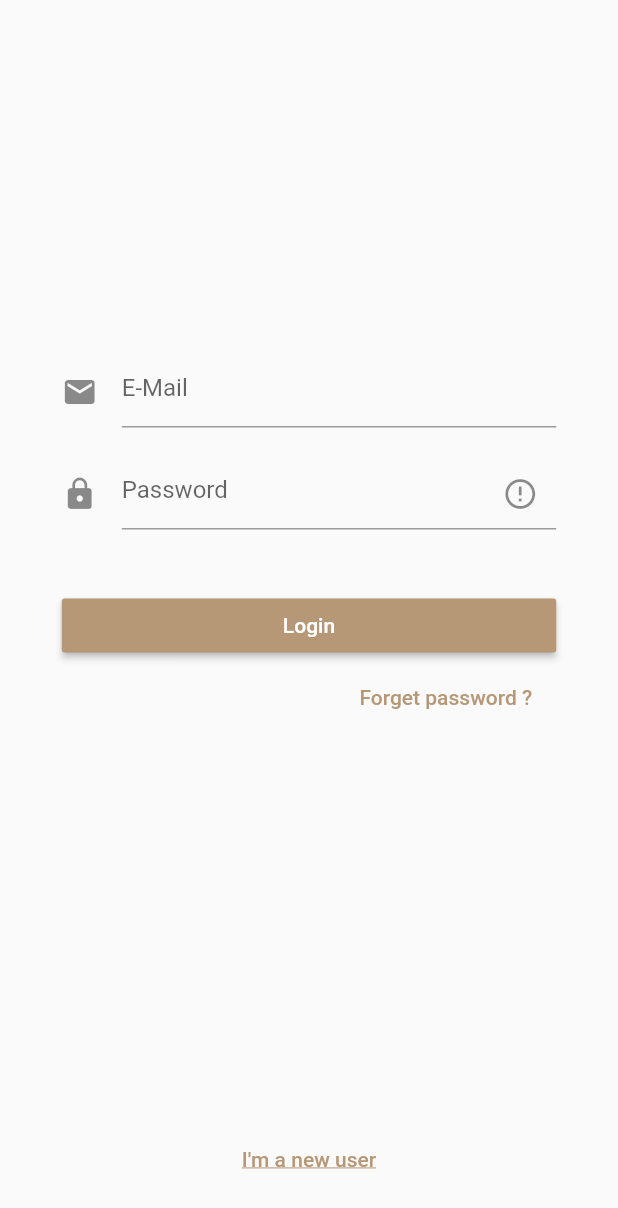
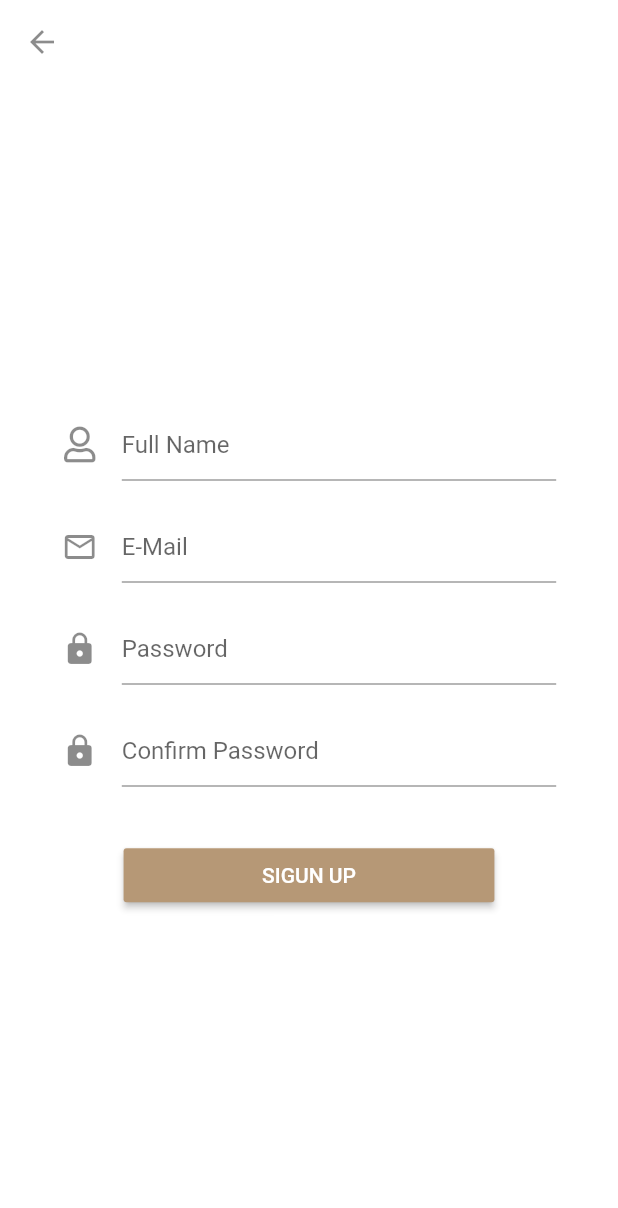
Before and after one commit to BisoDevil/eggate_user, a Flutter app: the LoginScreen screen opened directly, after a tap on "I'm a new user", on a phone screen of 412 x 824 dp. Shown: the top 1208 px of the screen. Run offline on Flutter 3.47's test engine with Material 2 defaults, Android fonts, the phone set to English and light mode, and no system bars; our stand-ins replace carousel_slider, flutter_widget_from_html_core, font_awesome_flutter, intro_slider, localstorage, shared_preferences; missing offline and left inert: configurable_expansion_tile; accounts and stored records are empty; network calls fail.

Commit message:
add register screen with animation transition

```diff
--- a/lib/models/user.dart
+++ b/lib/models/user.dart
@@ -109,6 +109,9 @@ class User {
     final ready = await storage.ready;
 
     final json = await storage.getItem("user");
+    if (json == null) {
+      return null;
+    }
     return User.fromJson(json);
   }
 
--- a/lib/screens/login/Login.dart
+++ b/lib/screens/login/Login.dart
@@ -1,4 +1,6 @@
+import 'package:eggate/screens/register/Register.dart';
 import 'package:eggate/services/magento.dart';
+import 'package:eggate/services/screen_animation.dart';
 import 'package:flutter/material.dart';
 
 class LoginScreen extends StatefulWidget {
@@ -91,10 +93,10 @@ class _LoginScreenState extends State<LoginScreen> {
                     ),
                     SizedBox(height: 40),
                     MaterialButton(
-                      minWidth: double.infinity,
+                      minWidth: MediaQuery.of(context).size.width * 0.6,
                       color: Theme.of(context).primaryColor,
                       child: Text(
-                        "Login",
+                        "Login".toUpperCase(),
                         style: TextStyle(color: Colors.white),
                       ),
                       onPressed: () {
@@ -127,14 +129,20 @@ class _LoginScreenState extends State<LoginScreen> {
             child: Container(
               child: Center(
                 child: FlatButton(
-                  textColor: Theme.of(context).primaryColor,
+                  textColor: Theme
+                      .of(context)
+                      .primaryColor,
                   child: Text(
                     "I'm a new user",
                     style: TextStyle(
                       decoration: TextDecoration.underline,
                     ),
                   ),
-                  onPressed: () {},
+                  onPressed: () {
+                    Navigator.of(context).push(MyCustomRoute(
+                        builder: (BuildContext context, d, s) =>
+                            RegisterScreen()));
+                  },
                 ),
               ),
             ),
--- /dev/null
+++ b/lib/screens/register/Register.dart
@@ -0,0 +1,101 @@
+import 'package:flutter/material.dart';
+import 'package:font_awesome_flutter/font_awesome_flutter.dart';
+
+class RegisterScreen extends StatefulWidget {
+  @override
+  _RegisterScreenState createState() => _RegisterScreenState();
+}
+
+class _RegisterScreenState extends State<RegisterScreen> {
+  var _fullname = TextEditingController();
+  var _mail = TextEditingController();
+  var _password = TextEditingController();
+  var _confirmPassword = TextEditingController();
+
+  @override
+  Widget build(BuildContext context) {
+    return Scaffold(
+      backgroundColor: Colors.white,
+      appBar: AppBar(
+        backgroundColor: Colors.white,
+        elevation: 0,
+        iconTheme: Theme.of(context).iconTheme.copyWith(
+              color: Colors.black45,
+            ),
+      ),
+      body: Stack(
+        children: <Widget>[
+          Center(
+            child: Container(
+              width: MediaQuery.of(context).size.width * 0.8,
+              child: Wrap(
+                children: <Widget>[
+                  Column(
+                    children: <Widget>[
+                      TextFormField(
+                        decoration: InputDecoration(
+                          hintText: "Full Name",
+                          icon: Icon(FontAwesomeIcons.user),
+                        ),
+                        controller: _fullname,
+                        onChanged: (String text) {},
+                      ),
+                      SizedBox(
+                        height: 20,
+                      ),
+                      TextFormField(
+                        decoration: InputDecoration(
+                          hintText: "E-Mail",
+                          icon: Icon(Icons.mail_outline),
+                        ),
+                        keyboardType: TextInputType.emailAddress,
+                        controller: _mail,
+                        onChanged: (String text) {},
+                      ),
+                      SizedBox(
+                        height: 20,
+                      ),
+                      TextFormField(
+                        decoration: InputDecoration(
+                          hintText: "Password",
+                          icon: Icon(Icons.lock),
+                        ),
+                        obscureText: true,
+                        controller: _password,
+                        onChanged: (String text) {},
+                      ),
+                      SizedBox(
+                        height: 20,
+                      ),
+                      TextFormField(
+                        decoration: InputDecoration(
+                          hintText: "Confirm Password",
+                          icon: Icon(Icons.lock),
+                        ),
+                        obscureText: true,
+                        controller: _confirmPassword,
+                        onChanged: (String text) {},
+                      ),
+                      SizedBox(
+                        height: 35,
+                      ),
+                      MaterialButton(
+                        minWidth: MediaQuery.of(context).size.width * 0.6,
+                        color: Theme.of(context).primaryColor,
+                        child: Text(
+                          "Sigun up".toUpperCase(),
+                          style: TextStyle(color: Colors.white),
+                        ),
+                        onPressed: () {},
+                      ),
+                    ],
+                  )
+                ],
+              ),
+            ),
+          ),
+        ],
+      ),
+    );
+  }
+}
--- /dev/null
+++ b/lib/services/screen_animation.dart
@@ -0,0 +1,24 @@
+import 'package:flutter/material.dart';
+
+class MyCustomRoute<T> extends PageRouteBuilder<T> {
+  MyCustomRoute({RoutePageBuilder builder, RouteSettings settings})
+      : super(pageBuilder: builder, settings: settings);
+
+  @override
+  Widget buildTransitions(BuildContext context, Animation<double> animation,
+      Animation<double> secondaryAnimation, Widget child) {
+    if (settings.isInitialRoute) return child;
+    // Fades between routes. (If you don't want any animation,
+    // just return child.)
+    var begin = Offset(0.0, 1.0);
+    var end = Offset.zero;
+    var curve = Curves.ease;
+
+    var tween = Tween(begin: begin, end: end).chain(CurveTween(curve: curve));
+
+    return SlideTransition(
+      position: animation.drive(tween),
+      child: child,
+    );
+  }
+}
```
Lines whose indentation alone changed are shown as unchanged.
